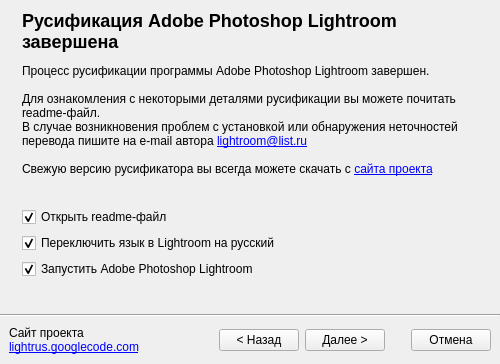
This is maindialog.ui in HatteOne/lightrus as Qt 5 draws it before an edit. The edited form follows.
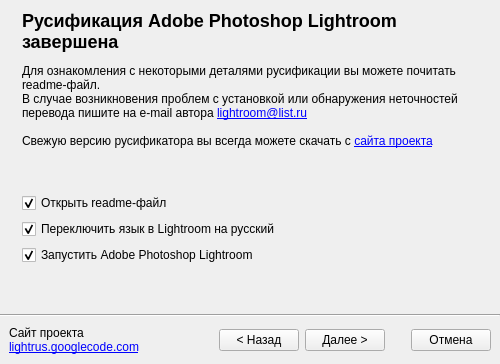
This is the edited form. The open tabs and pages were chosen to show the change. Icons and pictures are not drawn.

```diff
--- a/maindialog.ui
+++ b/maindialog.ui
@@ -697,7 +697,6 @@
           <widget class="QLabel" name="label_final">
            <property name="text">
             <string>&lt;H2&gt;Русификация Adobe Photoshop Lightroom завершена&lt;/H2&gt;
-Процесс русификации программы Adobe Photoshop Lightroom завершен.&lt;br&gt;&lt;br&gt;
 Для ознакомления с некоторыми деталями русификации вы можете почитать readme-файл. &lt;br&gt;В случае возникновения проблем с установкой или обнаружения неточностей перевода пишите на e-mail автора &lt;a href=&quot;mailto:lightroom@list.ru&quot;&gt;&lt;span style=&quot;text-decoration: underline; color:#0000ff;&quot;&gt;lightroom@list.ru&lt;/span&gt;&lt;/a&gt;
 &lt;br&gt;&lt;br&gt;Свежую версию русификатора вы всегда можете скачать с &lt;a href=&quot;http://lightrus.googlecode.com&quot;&gt;&lt;span style=&quot;text-decoration: underline; color:#0000ff;&quot;&gt;сайта проекта&lt;/span&gt;&lt;/a&gt;</string>
            </property>
```
Left out of the diff: 18 changed lines with no effect on the pictures.
